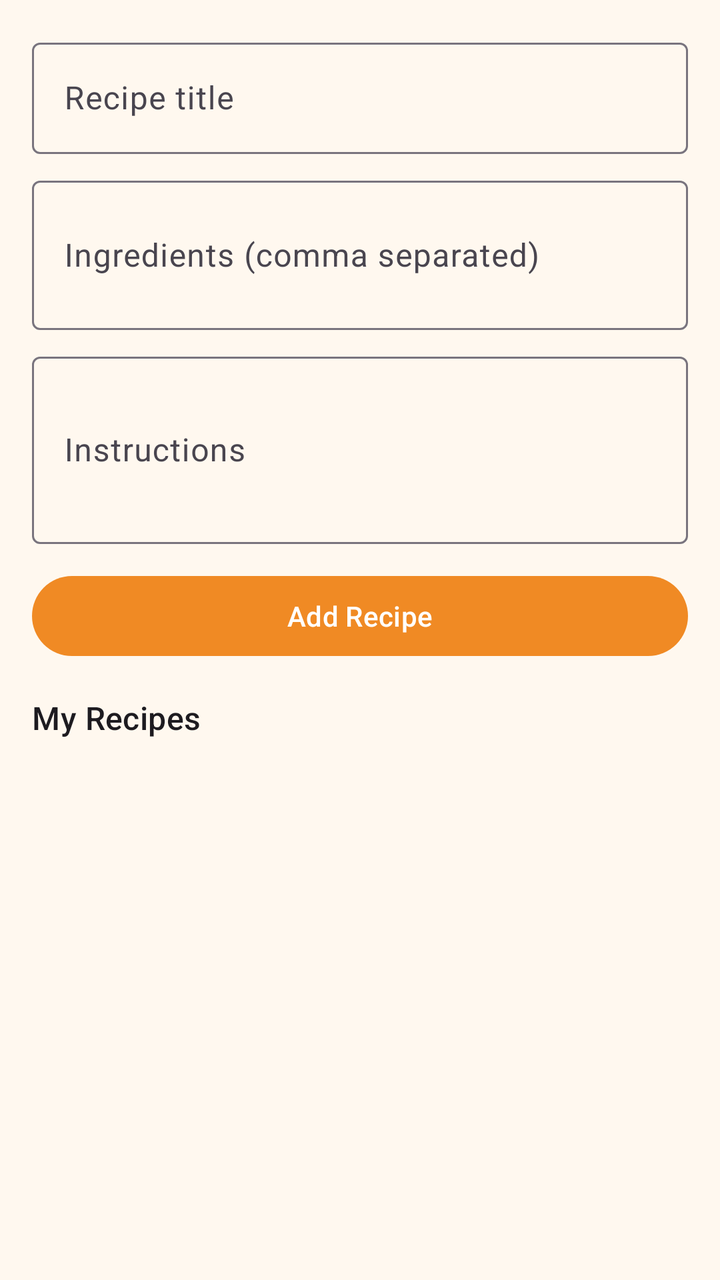
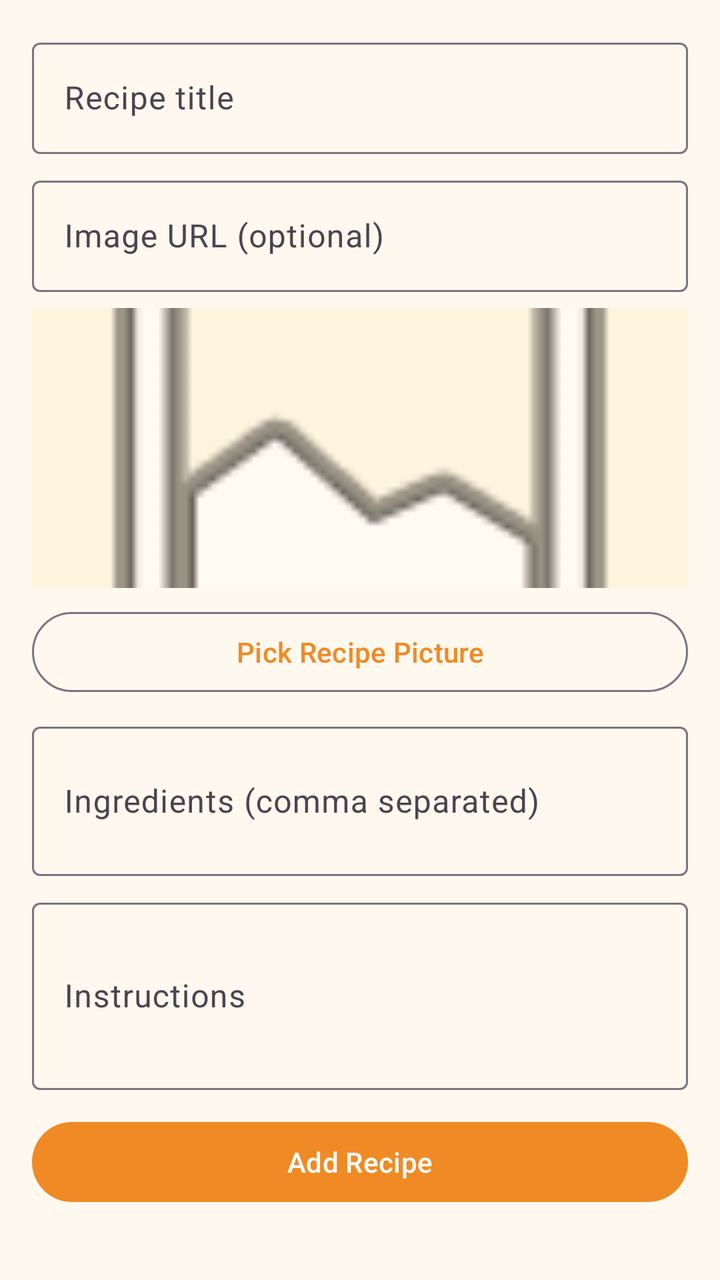

Two renders of the same Android screen: before a commit and after it. Below are the layout's source before the change and the commit's diff.
<!-- AndroidManifest.xml: application theme Theme.CookMatch -->
<!-- res/layout/fragment_my_recipes.xml -->
<?xml version="1.0" encoding="utf-8"?>
<LinearLayout xmlns:android="http://schemas.android.com/apk/res/android"
    xmlns:app="http://schemas.android.com/apk/res-auto"
    android:layout_width="match_parent"
    android:layout_height="match_parent"
    android:orientation="vertical"
    android:padding="16dp">

    <com.google.android.material.textfield.TextInputLayout
        android:layout_width="match_parent"
        android:layout_height="wrap_content"
        android:hint="Recipe title"
        app:endIconMode="clear_text">

        <com.google.android.material.textfield.TextInputEditText
            android:id="@+id/titleInput"
            android:layout_width="match_parent"
            android:layout_height="wrap_content"
            android:inputType="textCapSentences" />
    </com.google.android.material.textfield.TextInputLayout>

    <com.google.android.material.textfield.TextInputLayout
        android:layout_width="match_parent"
        android:layout_height="wrap_content"
        android:layout_marginTop="8dp"
        android:hint="Ingredients (comma separated)">

        <com.google.android.material.textfield.TextInputEditText
            android:id="@+id/ingredientsInput"
            android:layout_width="match_parent"
            android:layout_height="wrap_content"
            android:inputType="textMultiLine"
            android:minLines="2" />
    </com.google.android.material.textfield.TextInputLayout>

    <com.google.android.material.textfield.TextInputLayout
        android:layout_width="match_parent"
        android:layout_height="wrap_content"
        android:layout_marginTop="8dp"
        android:hint="Instructions">

        <com.google.android.material.textfield.TextInputEditText
            android:id="@+id/instructionsInput"
            android:layout_width="match_parent"
            android:layout_height="wrap_content"
            android:inputType="textMultiLine"
            android:minLines="3" />
    </com.google.android.material.textfield.TextInputLayout>

    <LinearLayout
        android:layout_width="match_parent"
        android:layout_height="wrap_content"
        android:layout_marginTop="12dp"
        android:orientation="horizontal">

        <com.google.android.material.button.MaterialButton
            android:id="@+id/addRecipeButton"
            android:layout_width="0dp"
            android:layout_height="wrap_content"
            android:layout_weight="1"
            android:text="Add Recipe" />

        <ProgressBar
            android:id="@+id/progressBar"
            android:layout_width="wrap_content"
            android:layout_height="wrap_content"
            android:layout_gravity="center_vertical"
            android:layout_marginStart="8dp"
            android:visibility="gone" />

    </LinearLayout>

    <TextView
        android:id="@+id/myRecipesTitle"
        android:layout_width="match_parent"
        android:layout_height="wrap_content"
        android:layout_marginTop="16dp"
        android:text="My Recipes"
        android:textAppearance="@style/TextAppearance.Material3.TitleMedium" />

    <androidx.recyclerview.widget.RecyclerView
        android:id="@+id/myRecipesRecyclerView"
        android:layout_width="match_parent"
        android:layout_height="0dp"
        android:layout_weight="1"
        android:layout_marginTop="8dp" />

</LinearLayout>
<!-- resources referenced by this layout -->
<resources>
  <style name="Theme.CookMatch" parent="Theme.Material3.Light.NoActionBar">
          <item name="colorPrimary">@color/brand_orange</item>
          <item name="colorOnPrimary">@android:color/white</item>
          <item name="colorSecondary">@color/brand_yellow</item>
          <item name="colorOnSecondary">@color/on_brand_dark</item>
          <item name="colorTertiary">@color/brand_purple</item>
          <item name="colorOnTertiary">@android:color/white</item>
          <item name="colorSurface">@color/surface_warm</item>
          <item name="android:windowBackground">@color/surface_warm</item>
          <item name="android:statusBarColor">@color/brand_purple</item>
      </style>
  <color name="brand_orange">#F08A24</color>
  <color name="brand_yellow">#FFD166</color>
  <color name="on_brand_dark">#1F2933</color>
  <color name="brand_purple">#5E60CE</color>
  <color name="surface_warm">#FFF8EF</color>
</resources>

<!-- the commit's change to res/layout/fragment_my_recipes.xml (unified diff, before → after) -->
@@ -18,6 +18,37 @@
             android:layout_height="wrap_content"
             android:inputType="textCapSentences" />
     </com.google.android.material.textfield.TextInputLayout>
+
+    <com.google.android.material.textfield.TextInputLayout
+        android:layout_width="match_parent"
+        android:layout_height="wrap_content"
+        android:layout_marginTop="8dp"
+        android:hint="Image URL (optional)"
+        app:endIconMode="clear_text">
+
+        <com.google.android.material.textfield.TextInputEditText
+            android:id="@+id/imageUrlInput"
+            android:layout_width="match_parent"
+            android:layout_height="wrap_content"
+            android:inputType="textUri" />
+    </com.google.android.material.textfield.TextInputLayout>
+
+    <ImageView
+        android:id="@+id/selectedImagePreview"
+        android:layout_width="match_parent"
+        android:layout_height="140dp"
+        android:layout_marginTop="8dp"
+        android:background="#FFF4DE"
+        android:scaleType="centerCrop"
+        android:src="@android:drawable/ic_menu_gallery" />
+
+    <com.google.android.material.button.MaterialButton
+        android:id="@+id/pickImageButton"
+        style="@style/Widget.Material3.Button.OutlinedButton"
+        android:layout_width="match_parent"
+        android:layout_height="wrap_content"
+        android:layout_marginTop="8dp"
+        android:text="Pick Recipe Picture" />
 
     <com.google.android.material.textfield.TextInputLayout
         android:layout_width="match_parent"
